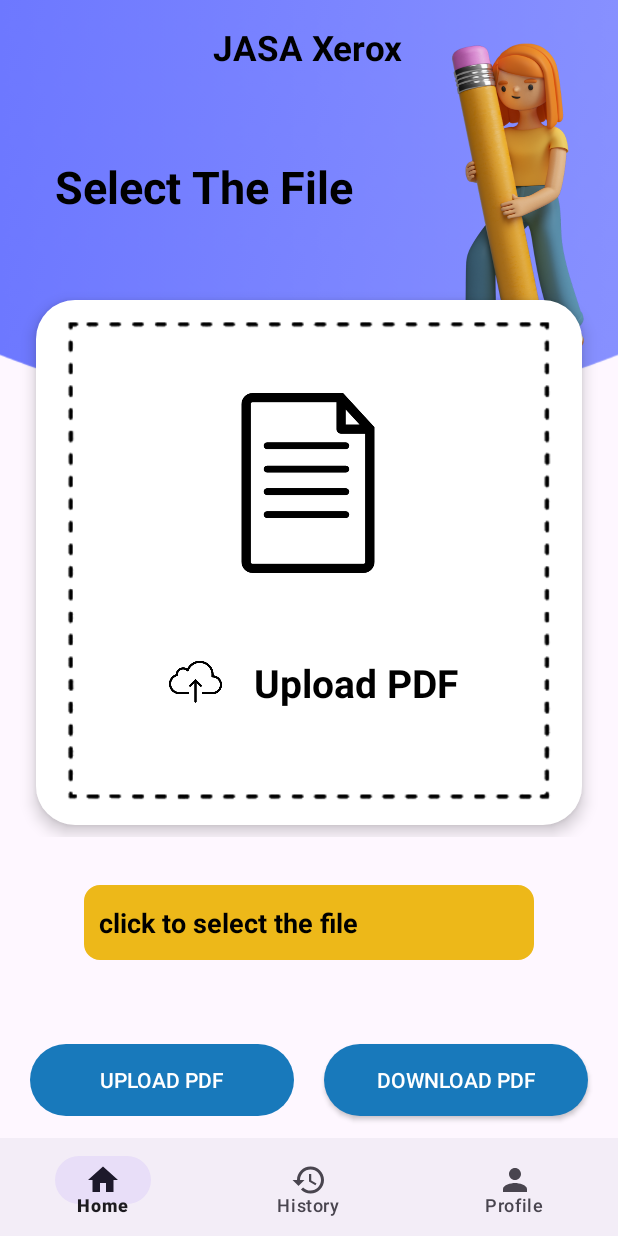
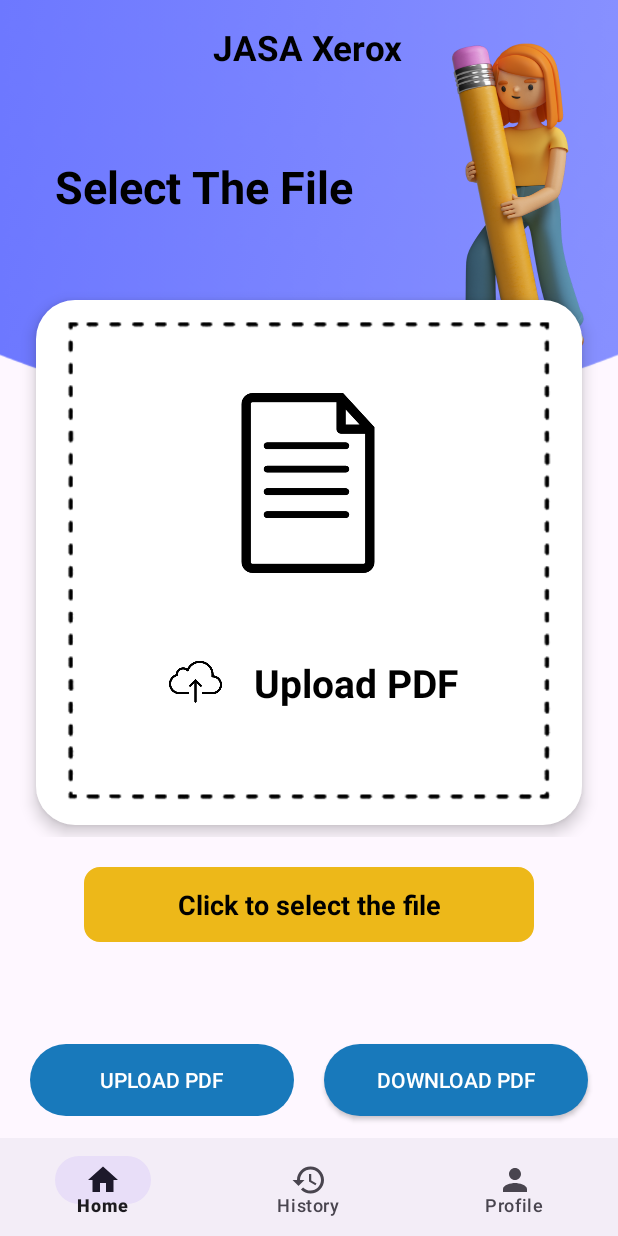
Before and after one commit to Mr-coder14/java, an Android app: the screen it shows after launch once a user with an empty profile is signed in (MainActivity), on a phone screen of 412 x 824 dp. Run offline under Robolectric (Android 15) with nearby library versions, the phone set to English and light mode, and no system bars; our stand-ins replace Firebase (no records; nobody signed in at launch, a user with empty details on screens opened directly); 2 statements that could not run were skipped.

```diff
--- /dev/null
+++ b/app/src/main/res/drawable/ic_baseline_email_24.xml
@@ -0,0 +1,5 @@
+<vector android:height="24dp" android:tint="#FFFFFF"
+    android:viewportHeight="24" android:viewportWidth="24"
+    android:width="24dp" xmlns:android="http://schemas.android.com/apk/res/android">
+    <path android:fillColor="@android:color/white" android:pathData="M20,4L4,4c-1.1,0 -1.99,0.9 -1.99,2L2,18c0,1.1 0.9,2 2,2h16c1.1,0 2,-0.9 2,-2L22,6c0,-1.1 -0.9,-2 -2,-2zM20,8l-8,5 -8,-5L4,6l8,5 8,-5v2z"/>
+</vector>
--- /dev/null
+++ b/app/src/main/res/drawable/ic_baseline_person_24.xml
@@ -0,0 +1,5 @@
+<vector android:height="24dp" android:tint="#FFFFFF"
+    android:viewportHeight="24" android:viewportWidth="24"
+    android:width="24dp" xmlns:android="http://schemas.android.com/apk/res/android">
+    <path android:fillColor="@android:color/white" android:pathData="M12,12c2.21,0 4,-1.79 4,-4s-1.79,-4 -4,-4 -4,1.79 -4,4 1.79,4 4,4zM12,14c-2.67,0 -8,1.34 -8,4v2h16v-2c0,-2.66 -5.33,-4 -8,-4z"/>
+</vector>
--- /dev/null
+++ b/app/src/main/res/drawable/ic_baseline_security_24.xml
@@ -0,0 +1,5 @@
+<vector android:height="24dp" android:tint="#FFFFFF"
+    android:viewportHeight="24" android:viewportWidth="24"
+    android:width="24dp" xmlns:android="http://schemas.android.com/apk/res/android">
+    <path android:fillColor="@android:color/white" android:pathData="M12,1L3,5v6c0,5.55 3.84,10.74 9,12 5.16,-1.26 9,-6.45 9,-12L21,5l-9,-4zM12,11.99h7c-0.53,4.12 -3.28,7.79 -7,8.94L12,12L5,12L5,6.3l7,-3.11v8.8z"/>
+</vector>
--- a/app/src/main/res/layout/home_fragment.xml
+++ b/app/src/main/res/layout/home_fragment.xml
@@ -177,7 +177,9 @@
                     android:padding="10dp"
                     android:ems="10"
                     android:background="@drawable/edittext_background"
-                    android:hint="click to select the file" />
+                    android:hint="Click to select the file"
+                    android:layout_gravity="center_horizontal"
+                    android:gravity="center"/>
             </LinearLayout>
             <LinearLayout
                 android:layout_width="match_parent"
```
Also changed, not shown: app/src/main/java/com/example/java/history_fragment.java (+8 -2 lines).
